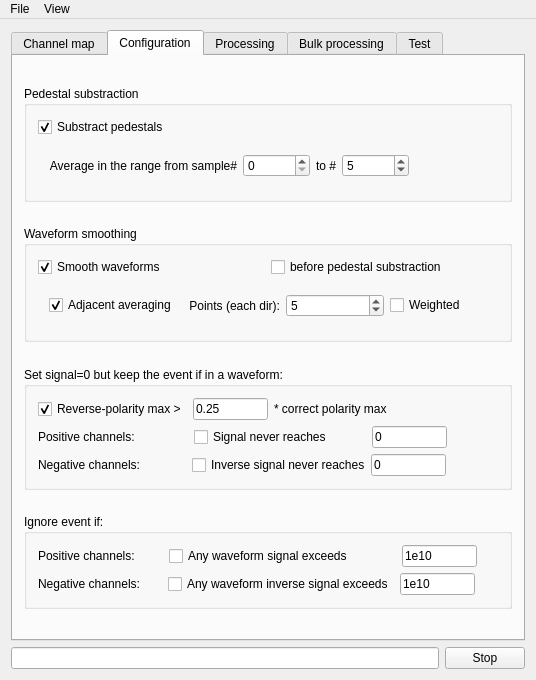
Before: the Qt Designer form GUI/mainwindow.ui in andrmor/TRB3reader, drawn with Qt 5.
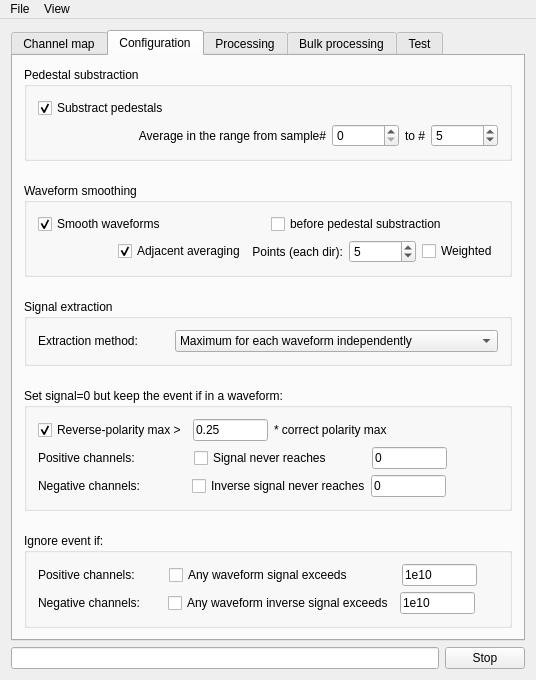
After: the same form once the commit is applied. The open tabs and pages were chosen to show the change.

```diff
--- a/GUI/mainwindow.ui
+++ b/GUI/mainwindow.ui
@@ -18,7 +18,7 @@
     <item>
      <widget class="QTabWidget" name="twMain">
       <property name="currentIndex">
-       <number>4</number>
+       <number>1</number>
       </property>
       <widget class="QWidget" name="tab">
        <attribute name="title">
@@ -291,19 +291,6 @@
         <string>Configuration</string>
        </attribute>
        <layout class="QVBoxLayout" name="verticalLayout_16">
-        <item>
-         <spacer name="verticalSpacer_11">
-          <property name="orientation">
-           <enum>Qt::Vertical</enum>
-          </property>
-          <property name="sizeHint" stdset="0">
-           <size>
-            <width>20</width>
-            <height>40</height>
-           </size>
-          </property>
-         </spacer>
-        </item>
         <item>
          <widget class="QGroupBox" name="gbPedestals">
           <property name="sizePolicy">
@@ -341,6 +328,31 @@
               <enum>QFrame::Raised</enum>
              </property>
              <layout class="QHBoxLayout" name="horizontalLayout_9">
+              <property name="leftMargin">
+               <number>0</number>
+              </property>
+              <property name="topMargin">
+               <number>0</number>
+              </property>
+              <property name="rightMargin">
+               <number>0</number>
+              </property>
+              <property name="bottomMargin">
+               <number>0</number>
+              </property>
+              <item>
+               <spacer name="horizontalSpacer_19">
+                <property name="orientation">
+                 <enum>Qt::Horizontal</enum>
+                </property>
+                <property name="sizeHint" stdset="0">
+                 <size>
+                  <width>46</width>
+                  <height>20</height>
+                 </size>
+                </property>
+               </spacer>
+              </item>
               <item>
                <widget class="QLabel" name="label_8">
                 <property name="text">
@@ -384,19 +396,6 @@
                 </property>
                </widget>
               </item>
-              <item>
-               <spacer name="horizontalSpacer_19">
-                <property name="orientation">
-                 <enum>Qt::Horizontal</enum>
-                </property>
-                <property name="sizeHint" stdset="0">
-                 <size>
-                  <width>65</width>
-                  <height>20</height>
-                 </size>
-                </property>
-               </spacer>
-              </item>
              </layout>
             </widget>
            </item>
@@ -467,8 +466,33 @@
               <enum>QFrame::NoFrame</enum>
              </property>
              <layout class="QVBoxLayout" name="verticalLayout_9">
+              <property name="leftMargin">
+               <number>0</number>
+              </property>
+              <property name="topMargin">
+               <number>0</number>
+              </property>
+              <property name="rightMargin">
+               <number>0</number>
+              </property>
+              <property name="bottomMargin">
+               <number>0</number>
+              </property>
               <item>
                <layout class="QHBoxLayout" name="horizontalLayout_2">
+                <item>
+                 <spacer name="horizontalSpacer_35">
+                  <property name="orientation">
+                   <enum>Qt::Horizontal</enum>
+                  </property>
+                  <property name="sizeHint" stdset="0">
+                   <size>
+                    <width>40</width>
+                    <height>20</height>
+                   </size>
+                  </property>
+                 </spacer>
+                </item>
                 <item>
                  <widget class="QCheckBox" name="cbAdjacentAveraging">
                   <property name="text">
@@ -520,6 +544,52 @@
           </layout>
          </widget>
         </item>
+        <item>
+         <spacer name="verticalSpacer_18">
+          <property name="orientation">
+           <enum>Qt::Vertical</enum>
+          </property>
+          <property name="sizeHint" stdset="0">
+           <size>
+            <width>20</width>
+            <height>40</height>
+           </size>
+          </property>
+         </spacer>
+        </item>
+        <item>
+         <widget class="QGroupBox" name="groupBox_2">
+          <property name="title">
+           <string>Signal extraction</string>
+          </property>
+          <layout class="QHBoxLayout" name="horizontalLayout_28">
+           <item>
+            <widget class="QLabel" name="label_26">
+             <property name="text">
+              <string>Extraction method:</string>
+             </property>
+            </widget>
+           </item>
+           <item>
+            <widget class="QComboBox" name="cobSignalExtractionMethod">
+             <property name="toolTip">
+              <string>Separately for negative and positive channels. For negative channel, maximum of inverted waveform value.</string>
+             </property>
+             <item>
+              <property name="text">
+               <string>Maximum for each waveform independently</string>
+              </property>
+             </item>
+             <item>
+              <property name="text">
+               <string>Signal at common sample#, given by global maximum</string>
+              </property>
+             </item>
+            </widget>
+           </item>
+          </layout>
+         </widget>
+        </item>
         <item>
          <spacer name="verticalSpacer_12">
           <property name="orientation">
@@ -758,7 +828,7 @@
          </widget>
         </item>
         <item>
-         <spacer name="verticalSpacer_18">
+         <spacer name="verticalSpacer_11">
           <property name="orientation">
            <enum>Qt::Vertical</enum>
           </property>
@@ -905,19 +975,6 @@
           </layout>
          </widget>
         </item>
-        <item>
-         <spacer name="verticalSpacer_10">
-          <property name="orientation">
-           <enum>Qt::Vertical</enum>
-          </property>
-          <property name="sizeHint" stdset="0">
-           <size>
-            <width>20</width>
-            <height>40</height>
-           </size>
-          </property>
-         </spacer>
-        </item>
        </layout>
        <zorder>gbSmoothing</zorder>
        <zorder>gbSignalRejection</zorder>
@@ -929,10 +986,11 @@
        <zorder>cbPosThreshold</zorder>
        <zorder>ledPosThresholdMin</zorder>
        <zorder>groupBox</zorder>
-       <zorder>verticalSpacer_10</zorder>
-       <zorder>verticalSpacer_11</zorder>
        <zorder>verticalSpacer_12</zorder>
        <zorder>verticalSpacer_13</zorder>
+       <zorder>frSmoothing</zorder>
+       <zorder>groupBox_2</zorder>
+       <zorder>verticalSpacer_11</zorder>
        <zorder>verticalSpacer_18</zorder>
       </widget>
       <widget class="QWidget" name="tab_2">
```
Left out of the diff: 88 changed lines with no effect on the pictures.
